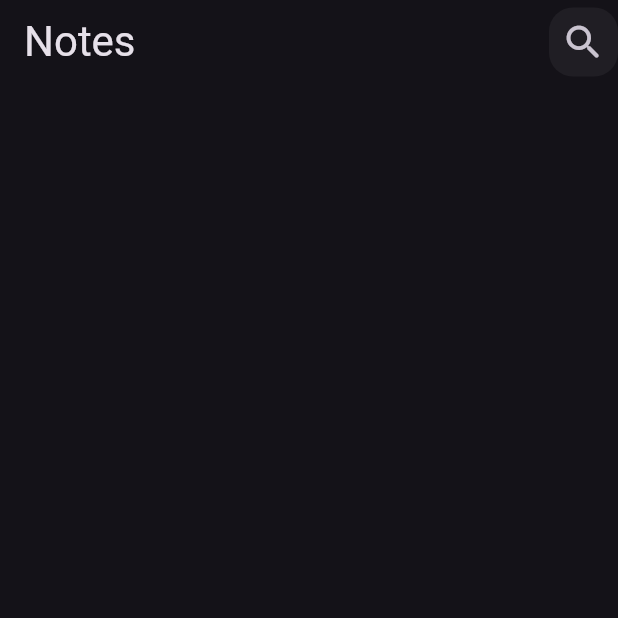
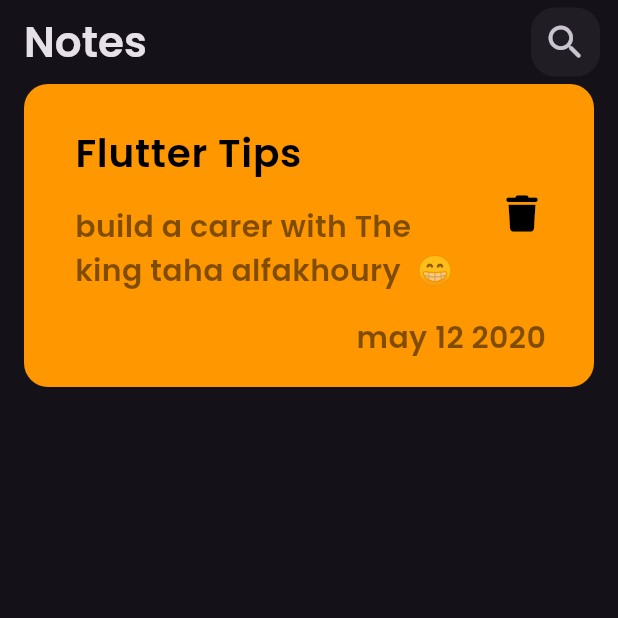
Before and after one commit to Taha12aas/note_a, a Flutter app: the screen it shows after launch, on a phone screen of 412 x 824 dp, the top half of it. Run offline on Flutter 3.47's test engine with Material 3 defaults, Android fonts, the phone set to English and light mode, and no system bars; our stand-ins replace font_awesome_flutter.

Commit message:
create note item

```diff
--- a/lib/main.dart
+++ b/lib/main.dart
@@ -12,7 +12,7 @@ class NotesApp extends StatelessWidget {
   Widget build(BuildContext context) {
     return MaterialApp(
       debugShowCheckedModeBanner: false,
-      theme: ThemeData.dark(),
+      theme: ThemeData(fontFamily: 'Poppins', brightness: Brightness.dark),
       home: const NotesView(),
     );
   }
--- a/lib/views/notes_view.dart
+++ b/lib/views/notes_view.dart
@@ -1,4 +1,5 @@
 import 'package:flutter/material.dart';
+import 'package:note/widgets/Note_Item.dart';
 import 'package:note/widgets/custom_app_bar.dart';
 
 class NotesView extends StatelessWidget {
@@ -8,6 +9,7 @@ class NotesView extends StatelessWidget {
   Widget build(BuildContext context) {
     return Scaffold(
       appBar: customAppBar(),
+      body: NoteItem(),
     );
   }
 }
--- /dev/null
+++ b/lib/widgets/Note_Item.dart
@@ -0,0 +1,57 @@
+import 'package:flutter/material.dart';
+import 'package:font_awesome_flutter/font_awesome_flutter.dart';
+
+class NoteItem extends StatelessWidget {
+  const NoteItem({super.key});
+
+  @override
+  Widget build(BuildContext context) {
+    return Padding(
+      padding: const EdgeInsets.symmetric(horizontal: 16),
+      child: Column(
+        children: [
+          Container(
+            padding: EdgeInsets.only(top: 18, bottom: 18, left: 18),
+            decoration: BoxDecoration(
+              color: Colors.orange,
+              borderRadius: BorderRadius.circular(16),
+            ),
+            child: Column(
+              crossAxisAlignment: CrossAxisAlignment.end,
+              children: [
+                ListTile(
+                    title: Text(
+                      "Flutter Tips",
+                      style: TextStyle(fontSize: 26, color: Colors.black),
+                    ),
+                    subtitle: Padding(
+                      padding: const EdgeInsets.only(bottom: 8, top: 16),
+                      child: Text(
+                        "build a carer with The king taha alfakhoury  😁 ",
+                        style: TextStyle(
+                            fontSize: 20, color: Colors.black.withOpacity(0.5)),
+                      ),
+                    ),
+                    trailing: IconButton(
+                      onPressed: () {},
+                      icon: Icon(
+                        FontAwesomeIcons.trash,
+                        color: Colors.black,
+                      ),
+                    )),
+                Padding(
+                  padding: const EdgeInsets.only(right: 32),
+                  child: Text(
+                    "may 12 2020",
+                    style: TextStyle(
+                        fontSize: 20, color: Colors.black.withOpacity(0.5)),
+                  ),
+                ),
+              ],
+            ),
+          ),
+        ],
+      ),
+    );
+  }
+}
--- a/lib/widgets/custom_search_icon.dart
+++ b/lib/widgets/custom_search_icon.dart
@@ -5,7 +5,9 @@ class CustomSearchIcon extends StatelessWidget {
 
   @override
   Widget build(BuildContext context) {
-    return Container(
+    return Padding(
+      padding: const EdgeInsets.only(right: 12),
+      child: Container(
         alignment: Alignment.center,
         width: 46,
         height: 46,
@@ -19,6 +21,7 @@ class CustomSearchIcon extends StatelessWidget {
             Icons.search_rounded,
           ),
         ),
+      ),
     );
   }
 }
```
Also changed, not shown: pubspec.yaml (+5 -4 lines), assets/fonts/Poppins-SemiBold.ttf (added), pubspec.lock. Lines whose indentation alone changed are shown as unchanged.
